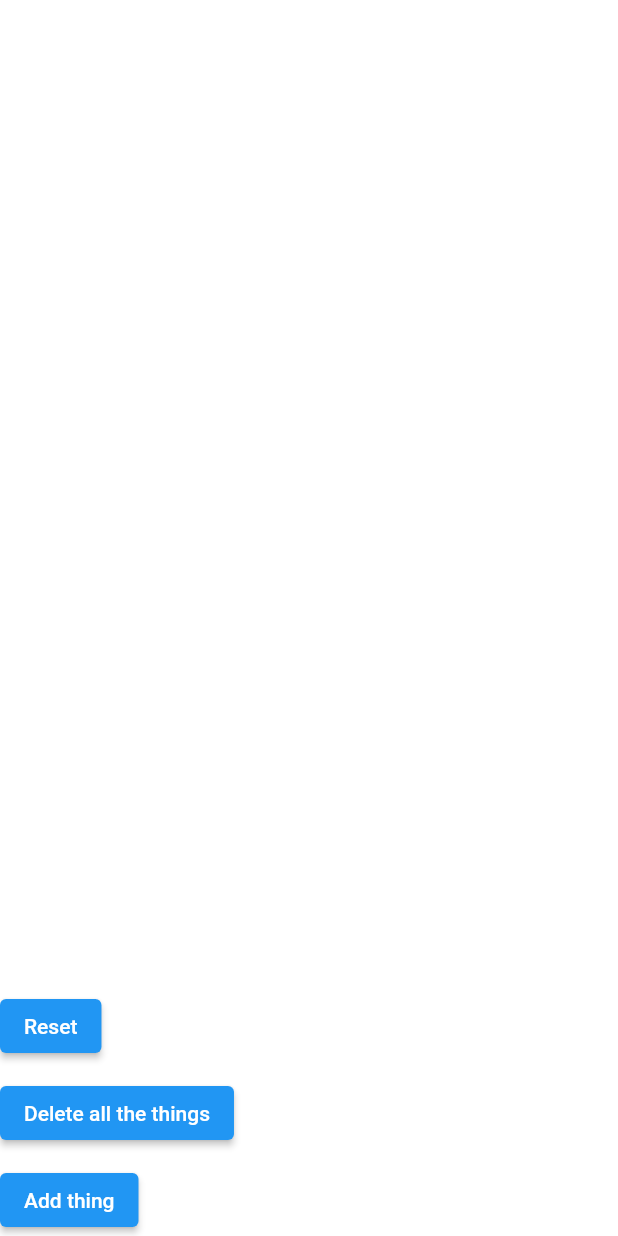
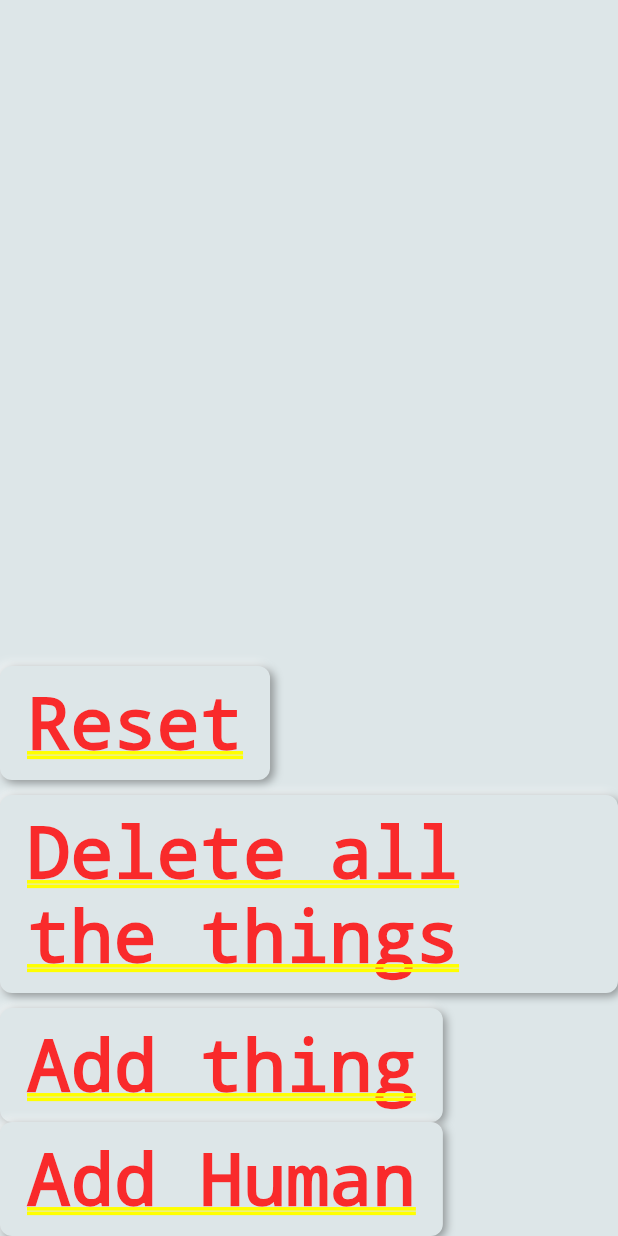
Before and after one commit to prosac/flutter_pan_and_zoom_canvas, a Flutter app: the screen it shows after launch, on a phone screen of 412 x 824 dp. Run offline on Flutter 3.47's test engine with Material 2 defaults, Android fonts, the phone set to English and light mode, and no system bars; drawn by our look-alikes of flutter_neumorphic.

Commit message:
add a start for a spacemacs / doom emacs style actions panel

```diff
--- a/lib/work_bench.dart
+++ b/lib/work_bench.dart
@@ -1,4 +1,7 @@
 import 'package:flutter/material.dart';
+import 'package:flutter/services.dart';
+import 'package:flutter_neumorphic/flutter_neumorphic.dart';
+import 'package:flutter_pan_and_zoom/contact_presentation.dart';
 import 'package:flutter_pan_and_zoom/example_presentation.dart';
 import 'package:flutter_pan_and_zoom/model/edge.dart';
 import 'package:flutter_pan_and_zoom/model/viewer_state.dart';
@@ -127,6 +130,19 @@ class WorkBenchState extends State<WorkBench> {
     viewerState.parametersFromMatrix(transformationController.value);
     mediaQueryData = MediaQuery.of(context);
 
+    return RawKeyboardListener(
+      focusNode: FocusNode(),
+      autofocus: true,
+      onKey: (event) {
+        if (event.isKeyPressed(LogicalKeyboardKey.space))
+          viewerState.enterSpaceCommandMode();
+        if (event.isKeyPressed(LogicalKeyboardKey.escape))
+          viewerState.exitSpaceCommandMode();
+      },
+      child: NeumorphicBackground(
+        child: Overlay(
+          initialEntries: [
+            OverlayEntry(builder: (context) {
               return Stack(children: <Widget>[
                 InteractiveViewer(
                     maxScale: 10.0,
@@ -137,7 +153,8 @@ class WorkBenchState extends State<WorkBench> {
                         setState(() => setScaleFromTransformationController()),
                     constrained:
                         false, // this does the trick to make the "canvas" bigger than the view port
-          child: Consumer<GraphModel>(builder: (context, model, child) {
+                    child:
+                        Consumer<GraphModel>(builder: (context, model, child) {
                       return DragTarget(
                         key: dragTargetKey,
                         onAcceptWithDetails: (DragTargetDetails details) {
@@ -145,8 +162,8 @@ class WorkBenchState extends State<WorkBench> {
                               dragTargetRenderBox.globalToLocal(details.offset);
                           model.leaveDraggingItemAtNewOffset(offset);
                         },
-              builder: (BuildContext context, List<TestData?> candidateData,
-                  List rejectedData) {
+                        builder: (BuildContext context,
+                            List<TestData?> candidateData, List rejectedData) {
                           return Stack(children: [
                             background,
                             ...visualConnections,
@@ -157,24 +174,36 @@ class WorkBenchState extends State<WorkBench> {
                     })),
                 Align(
                     alignment: Alignment.topLeft,
-          child: Consumer<GraphModel>(builder: (context, model, child) {
+                    child:
+                        Consumer<GraphModel>(builder: (context, model, child) {
                       return Column(
                           crossAxisAlignment: CrossAxisAlignment.start,
                           mainAxisAlignment: MainAxisAlignment.end,
                           children: [
-                  ElevatedButton(
+                            NeumorphicButton(
                                 onPressed: resetViewport, child: Text('Reset')),
                             Padding(padding: EdgeInsets.only(bottom: 10.0)),
-                  ElevatedButton(
+                            NeumorphicButton(
                                 onPressed: deleteAllTheThings,
                                 child: Text('Delete all the things')),
                             Padding(padding: EdgeInsets.only(bottom: 10.0)),
-                  ElevatedButton(
+                            NeumorphicButton(
                                 onPressed: () => addThing(model, center),
-                      child: Text('Add thing'))
+                                child: Text('Add thing')),
+                            NeumorphicButton(
+                                onPressed: () => addContact(model, center),
+                                child: Text('Add Human'))
                           ]);
                     }))
               ]);
+            }),
+            OverlayEntry(builder: (context) {
+              return spaceCommands();
+            })
+          ],
+        ),
+      ),
+    );
   }
 
   Offset computeAdaptedOffset(Node node, Offset offset) {
@@ -191,8 +220,7 @@ class WorkBenchState extends State<WorkBench> {
   @override
   void initState() {
     super.initState();
-    background =
-        Background(width: widget.width, height: widget.height);
+    background = Background(width: widget.width, height: widget.height);
     resetViewport();
   }
 
@@ -210,4 +238,35 @@ class WorkBenchState extends State<WorkBench> {
     ViewerState viewerState = Provider.of<ViewerState>(context, listen: false);
     viewerState.parametersFromMatrix(transformationController.value);
   }
+
+  Visibility spaceCommands() {
+    ViewerState viewerState = Provider.of<ViewerState>(context, listen: false);
+
+    return Visibility(
+      visible: viewerState.spaceCommandModeActive,
+      child: GridView.count(
+        crossAxisCount: 4,
+        children: [
+          NeumorphicButton(
+            child: Text('Action'),
+          ),
+          NeumorphicButton(
+            child: Text('Action'),
+          ),
+          NeumorphicButton(
+            child: Text('Action'),
+          ),
+          NeumorphicButton(
+            child: Text('Action'),
+          ),
+          NeumorphicButton(
+            child: Text('Action'),
+          ),
+          NeumorphicButton(
+            child: Text('Action'),
+          ),
+        ],
+      ),
+    );
   }
+}
```
Also changed, not shown: lib/model/viewer_state.dart (+11 -2 lines). Lines whose indentation alone changed are shown as unchanged.
